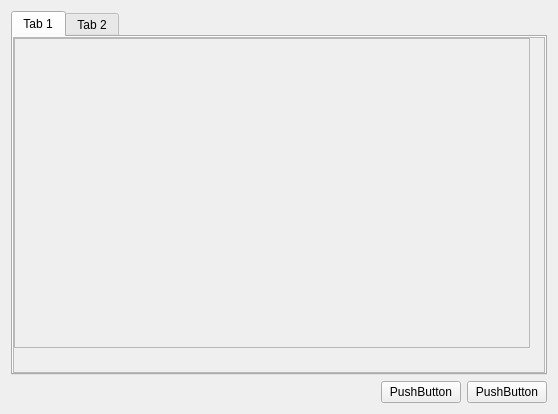
Before: the Qt Designer form UISource/profile_config_ui.ui in HelloWRC/W-DesktopCountdown, drawn with Qt 5.
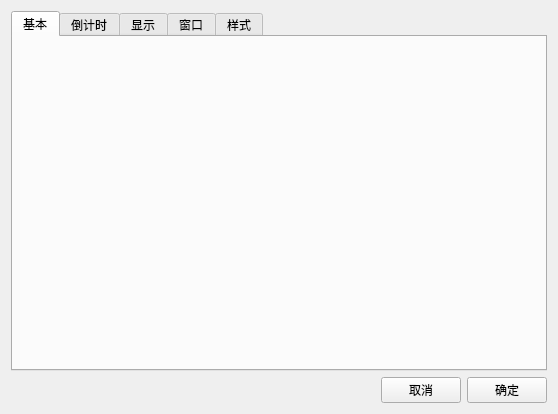
After: the same form once the commit is applied.

Commit message: profile config ui tabs and countdown menu

Patch:
```diff
--- a/UISource/profile_config_ui.ui
+++ b/UISource/profile_config_ui.ui
@@ -19,37 +19,29 @@
      <property name="currentIndex">
       <number>0</number>
      </property>
-     <widget class="QScrollArea" name="tab">
+     <widget class="QWidget" name="tab_gernal">
       <attribute name="title">
-       <string>Tab 1</string>
+       <string>基本</string>
       </attribute>
-      <widget class="QScrollArea" name="scrollArea">
-       <property name="geometry">
-        <rect>
-         <x>0</x>
-         <y>0</y>
-         <width>516</width>
-         <height>310</height>
-        </rect>
-       </property>
-       <property name="widgetResizable">
-        <bool>true</bool>
-       </property>
-       <widget class="QWidget" name="scrollAreaWidgetContents">
-        <property name="geometry">
-         <rect>
-          <x>0</x>
-          <y>0</y>
-          <width>514</width>
-          <height>308</height>
-         </rect>
-        </property>
-       </widget>
-      </widget>
      </widget>
      <widget class="QWidget" name="tab_2">
       <attribute name="title">
-       <string>Tab 2</string>
+       <string>倒计时</string>
+      </attribute>
+     </widget>
+     <widget class="QWidget" name="tab_display">
+      <attribute name="title">
+       <string>显示</string>
+      </attribute>
+     </widget>
+     <widget class="QWidget" name="tab_window">
+      <attribute name="title">
+       <string>窗口</string>
+      </attribute>
+     </widget>
+     <widget class="QWidget" name="tab_style">
+      <attribute name="title">
+       <string>样式</string>
       </attribute>
      </widget>
     </widget>
@@ -72,14 +64,14 @@
      <item>
       <widget class="QPushButton" name="pushButton_2">
        <property name="text">
-        <string>PushButton</string>
+        <string>取消</string>
        </property>
       </widget>
      </item>
      <item>
       <widget class="QPushButton" name="pushButton">
        <property name="text">
-        <string>PushButton</string>
+        <string>确定</string>
        </property>
       </widget>
      </item>
```
Left out of the diff: 2 changed lines with no effect on the pictures. The commit also changes 4 other files.
